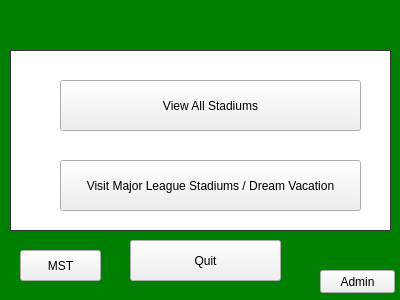
Old version of the form mainwindow.ui in the repository scottoberman/findingnemo.
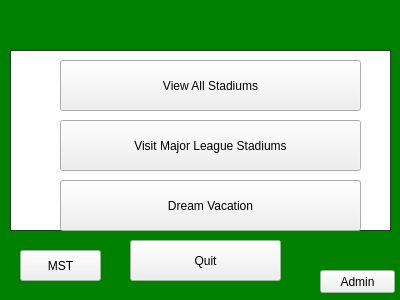
New version of the form.

Patch:
```diff
--- a/mainwindow.ui
+++ b/mainwindow.ui
@@ -38,20 +38,20 @@
      <property name="geometry">
       <rect>
        <x>50</x>
-       <y>110</y>
+       <y>70</y>
        <width>301</width>
        <height>51</height>
       </rect>
      </property>
      <property name="text">
-      <string>Visit Major League Stadiums / Dream Vacation</string>
+      <string>Visit Major League Stadiums</string>
      </property>
     </widget>
     <widget class="QPushButton" name="pushButton_5">
      <property name="geometry">
       <rect>
        <x>50</x>
-       <y>30</y>
+       <y>10</y>
        <width>301</width>
        <height>51</height>
       </rect>
@@ -60,6 +60,19 @@
       <string>View All Stadiums</string>
      </property>
     </widget>
+    <widget class="QPushButton" name="pushButton_2">
+     <property name="geometry">
+      <rect>
+       <x>50</x>
+       <y>130</y>
+       <width>301</width>
+       <height>51</height>
+      </rect>
+     </property>
+     <property name="text">
+      <string>Dream Vacation</string>
+     </property>
+    </widget>
    </widget>
    <widget class="QPushButton" name="pushButton_3">
     <property name="geometry">
```
